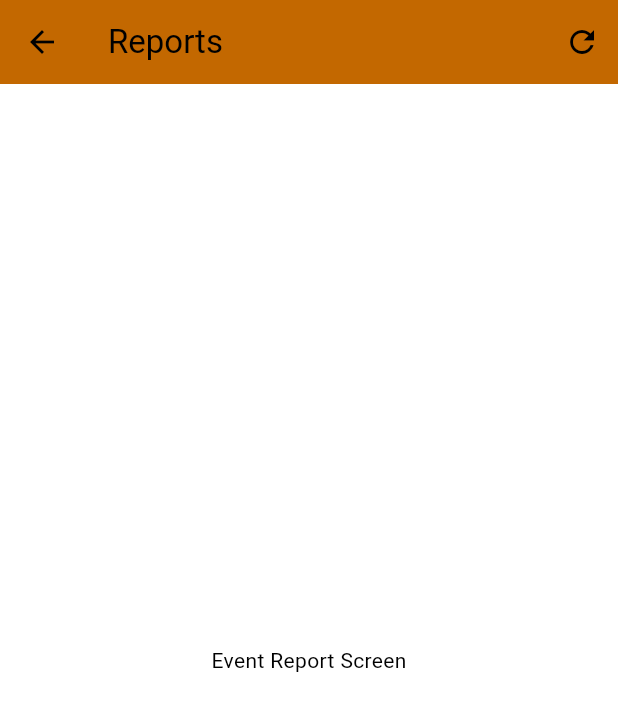
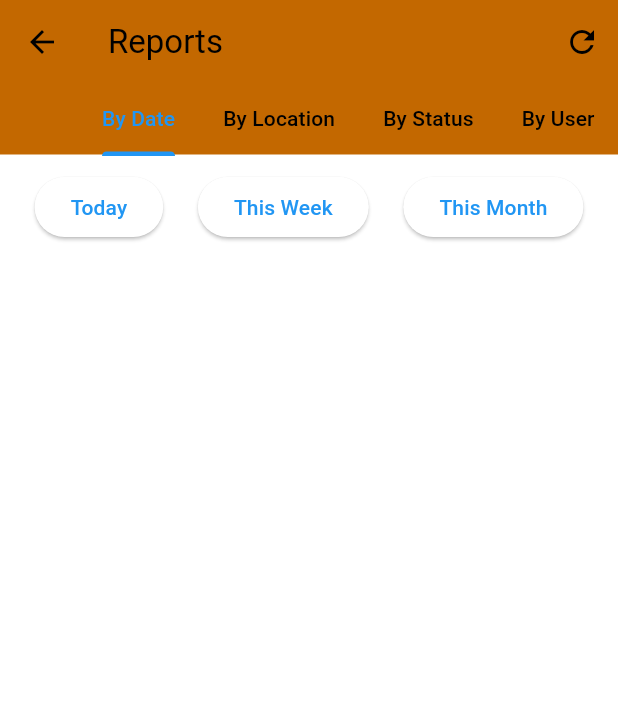
Before and after one commit to vishwesh5544/polmitra_user, a Flutter app: the EventReportScreen screen opened directly, on a phone screen of 412 x 824 dp. Shown: the top 711 px of the screen. Run offline on Flutter 3.47's test engine with Material 3 defaults, Android fonts, the phone set to English and light mode, and no system bars; our stand-ins replace cached_network_image, carousel_slider, cloud_firestore, firebase_auth, firebase_core, firebase_storage and 9 more; accounts and stored records are empty; generated files the repository leaves out were written again.

Commit message:
added appbar and date filter for eevents report

```diff
--- a/lib/screens/event/events_screen.dart
+++ b/lib/screens/event/events_screen.dart
@@ -8,7 +8,7 @@ import 'package:user_app/bloc/polmitra_event/pevent_state.dart';
 import 'package:user_app/enums/user_enums.dart';
 import 'package:user_app/models/event.dart';
 import 'package:user_app/screens/event/add_event_screen.dart';
-import 'package:user_app/screens/event/event_details_screen.dart';
+import 'package:user_app/screens/common/event_details_screen.dart';
 import 'package:user_app/services/preferences_service.dart';
 import 'package:user_app/utils/text_builder.dart';
 
--- /dev/null
+++ b/lib/screens/event_report/event_app_bar.dart
@@ -0,0 +1,37 @@
+import 'package:flutter/material.dart';
+import 'package:user_app/utils/color_provider.dart';
+
+class EventsReportAppBar extends StatelessWidget implements PreferredSizeWidget {
+  final List<String> tabs;
+  final TabController tabController;
+  final VoidCallback initialize;
+
+  const EventsReportAppBar({required this.tabs, required this.tabController, required this.initialize, super.key});
+
+  final double appBarHeight = 56.0; // Default app bar height
+  final double tabBarHeight = 48.0; // Default tab bar height
+
+  @override
+  Widget build(BuildContext context) {
+    return AppBar(
+      backgroundColor: ColorProvider.deepSaffron,
+      title: const InkWell(
+        child: Text('Reports'),
+      ),
+      bottom: TabBar(
+        controller: tabController,
+        isScrollable: true,
+        tabs: tabs.map((e) => Tab(text: e)).toList(),
+      ),
+      actions: [
+        IconButton(
+          icon: const Icon(Icons.refresh),
+          onPressed: initialize,
+        ),
+      ],
+    );
+  }
+
+  @override
+  Size get preferredSize => Size.fromHeight(appBarHeight + tabBarHeight);
+}
--- a/lib/screens/event_report/event_report_screen.dart
+++ b/lib/screens/event_report/event_report_screen.dart
@@ -2,6 +2,7 @@ import 'package:flutter/material.dart';
 import 'package:provider/provider.dart';
 import 'package:user_app/models/event.dart';
 import 'package:user_app/models/user.dart';
+import 'package:user_app/screens/event_report/event_app_bar.dart';
 import 'package:user_app/services/event_service.dart';
 import 'package:user_app/services/preferences_service.dart';
 import 'package:user_app/services/user_service.dart';
@@ -14,18 +15,22 @@ class EventReportScreen extends StatefulWidget {
   State<EventReportScreen> createState() => _EventReportScreenState();
 }
 
-class _EventReportScreenState extends State<EventReportScreen> {
+class _EventReportScreenState extends State<EventReportScreen> with TickerProviderStateMixin {
   late final UserService _userService;
   late final EventService _eventService;
+  late final TabController _tabController;
   List<PolmitraUser> karyakartaList = [];
   List<Event> eventList = [];
   PolmitraUser? user;
+
+  List<String> tabs = ['By Date', 'By Location', 'By Status', 'By User'];
 
   @override
   void initState() {
     super.initState();
     _userService = Provider.of<UserService>(context, listen: false);
     _eventService = Provider.of<EventService>(context, listen: false);
+    _tabController = TabController(length: tabs.length, vsync: this);
 
     WidgetsFlutterBinding.ensureInitialized().addPostFrameCallback((_) {
       initialize();
@@ -69,10 +74,85 @@ class _EventReportScreenState extends State<EventReportScreen> {
   Widget build(BuildContext context) {
     return SafeArea(
       child: Scaffold(
-        appBar: AppBar(
+        appBar: EventsReportAppBar(
+          tabs: tabs,
+          tabController: _tabController,
+          initialize: initialize,
+        ),
+        body: TabBarView(
+          controller: _tabController,
+          children: [
+            _buildByDate(),
+            Text(' Poll Reports'),
+            Text(' Poll Reports'),
+            Text(' Poll Reports'),
+          ],
+        ),
+      ),
+    );
+  }
+
+  Widget _buildByDate() {
+    return Column(
+      children: [
+        const SizedBox(height: 10),
+        Row(
+          mainAxisAlignment: MainAxisAlignment.spaceEvenly,
+          children: [
+            ElevatedButton(
+              onPressed: () {
+                setState(() {
+                  eventList.sort((a, b) => a.date.compareTo(b.date));
+                });
+              },
+              child: const Text('Today'),
+            ),
+            ElevatedButton(
+              onPressed: () {
+                setState(() {
+                  eventList.sort((a, b) => a.date.compareTo(b.date));
+                });
+              },
+              child: const Text('This Week'),
+            ),
+            ElevatedButton(
+              onPressed: () {
+                setState(() {
+                  eventList.sort((a, b) => a.date.compareTo(b.date));
+                });
+              },
+              child: const Text('This Month'),
+            ),
+          ],
+        ),
+        const SizedBox(height: 10),
+        Expanded(
+          child: ListView.builder(
+            itemCount: eventList.length,
+            itemBuilder: (context, index) {
+              final event = eventList[index];
+              return ListTile(
+                title: Text(event.eventName),
+                subtitle: Text(event.description),
+                trailing: Text(event.date),
+              );
+            },
+          ),
+        ),
+      ],
+    );
+  }
+
+  AppBar _buildAppbar() {
+    return AppBar(
       backgroundColor: ColorProvider.deepSaffron,
       title: const InkWell(
         child: Text('Reports'),
+      ),
+      bottom: TabBar(
+        controller: _tabController,
+        isScrollable: true,
+        tabs: tabs.map((e) => Tab(text: e)).toList(),
       ),
       actions: [
         IconButton(
@@ -80,11 +160,12 @@ class _EventReportScreenState extends State<EventReportScreen> {
           onPressed: initialize,
         ),
       ],
-        ),
-        body: const Center(
-          child: Text('Event Report Screen'),
-        ),
-      ),
     );
   }
+
+  @override
+  void dispose() {
+    super.dispose();
+    _tabController.dispose();
   }
+}
```
Also changed, not shown: lib/screens/common/event_details_screen.dart (renamed from lib/screens/event/event_details_screen.dart). Lines whose indentation alone changed are shown as unchanged.
